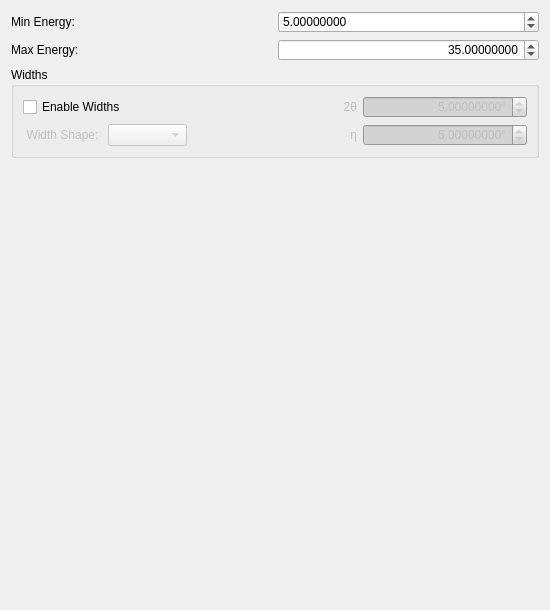
First picture: the form in hexrd/ui/resources/ui/laue_overlay_editor.ui, repository HEXRD/hexrdgui, before the edit.
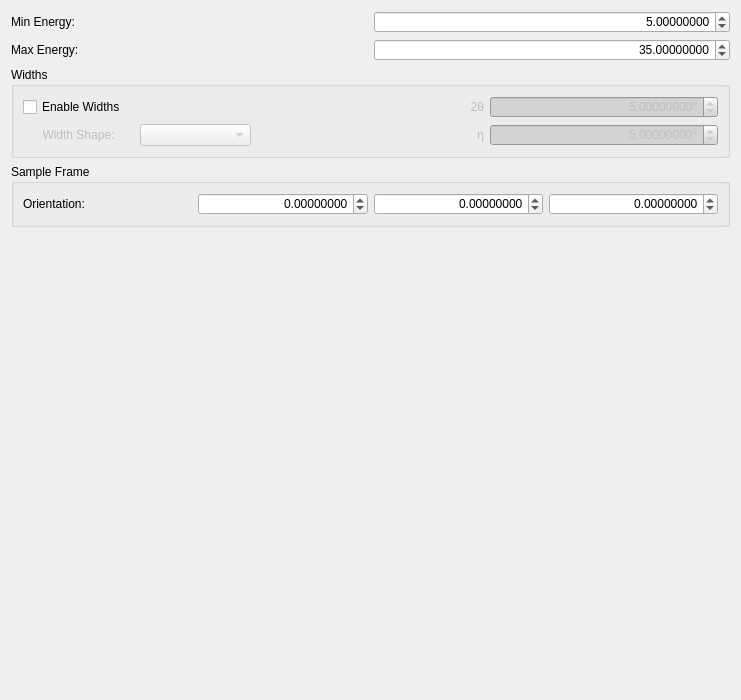
Second picture: the form after the edit. Custom widgets are drawn as their Qt base class.

Commit message:
Add sample frame orientation to laue editor
This corresponds to the rmat_s parameter in hexrd.

```diff
--- a/hexrd/ui/resources/ui/laue_overlay_editor.ui
+++ b/hexrd/ui/resources/ui/laue_overlay_editor.ui
@@ -6,8 +6,8 @@
    <rect>
     <x>0</x>
     <y>0</y>
-    <width>550</width>
-    <height>610</height>
+    <width>741</width>
+    <height>700</height>
    </rect>
   </property>
   <property name="sizePolicy">
@@ -19,7 +19,7 @@
   <property name="minimumSize">
    <size>
     <width>0</width>
-    <height>610</height>
+    <height>700</height>
    </size>
   </property>
   <property name="windowTitle">
@@ -30,7 +30,24 @@
 </string>
   </property>
   <layout class="QGridLayout" name="gridLayout">
-   <item row="5" column="0" colspan="2">
+   <item row="1" column="0">
+    <widget class="QLabel" name="max_energy_label">
+     <property name="text">
+      <string>Max Energy:</string>
+     </property>
+    </widget>
+   </item>
+   <item row="0" column="0">
+    <widget class="QLabel" name="min_energy_label">
+     <property name="text">
+      <string>Min Energy:</string>
+     </property>
+    </widget>
+   </item>
+   <item row="4" column="0" colspan="2">
+    <layout class="QVBoxLayout" name="crystal_editor_layout"/>
+   </item>
+   <item row="6" column="0" colspan="2">
     <spacer name="verticalSpacer">
      <property name="orientation">
       <enum>Qt::Vertical</enum>
@@ -43,23 +60,6 @@
      </property>
     </spacer>
    </item>
-   <item row="4" column="0" colspan="2">
-    <layout class="QVBoxLayout" name="crystal_editor_layout"/>
-   </item>
-   <item row="1" column="0">
-    <widget class="QLabel" name="max_energy_label">
-     <property name="text">
-      <string>Max Energy:</string>
-     </property>
-    </widget>
-   </item>
-   <item row="0" column="0">
-    <widget class="QLabel" name="min_energy_label">
-     <property name="text">
-      <string>Min Energy:</string>
-     </property>
-    </widget>
-   </item>
    <item row="1" column="1">
     <widget class="ScientificDoubleSpinBox" name="max_energy">
      <property name="alignment">
@@ -214,20 +214,68 @@
      </layout>
     </widget>
    </item>
-   <item row="0" column="1">
-    <widget class="ScientificDoubleSpinBox" name="min_energy">
-     <property name="keyboardTracking">
-      <bool>false</bool>
+   <item row="5" column="0" colspan="2">
+    <widget class="QGroupBox" name="sample_frame_group">
+     <property name="title">
+      <string>Sample Frame</string>
      </property>
-     <property name="decimals">
-      <number>8</number>
-     </property>
-     <property name="maximum">
-      <double>100000.000000000000000</double>
-     </property>
-     <property name="value">
-      <double>5.000000000000000</double>
-     </property>
+     <layout class="QHBoxLayout" name="horizontalLayout_2">
+      <item>
+       <widget class="QLabel" name="sample_orientation_label">
+        <property name="text">
+         <string>Orientation:</string>
+        </property>
+       </widget>
+      </item>
+      <item>
+       <widget class="ScientificDoubleSpinBox" name="sample_orientation_0">
+        <property name="alignment">
+         <set>Qt::AlignRight|Qt::AlignTrailing|Qt::AlignVCenter</set>
+        </property>
+        <property name="decimals">
+         <number>8</number>
+        </property>
+        <property name="minimum">
+         <double>-1000000.000000000000000</double>
+        </property>
+        <property name="maximum">
+         <double>1000000.000000000000000</double>
+        </property>
+       </widget>
+      </item>
+      <item>
+       <widget class="ScientificDoubleSpinBox" name="sample_orientation_1">
+        <property name="alignment">
+         <set>Qt::AlignRight|Qt::AlignTrailing|Qt::AlignVCenter</set>
+        </property>
+        <property name="decimals">
+         <number>8</number>
+        </property>
+        <property name="minimum">
+         <double>-1000000.000000000000000</double>
+        </property>
+        <property name="maximum">
+         <double>1000000.000000000000000</double>
+        </property>
+       </widget>
+      </item>
+      <item>
+       <widget class="ScientificDoubleSpinBox" name="sample_orientation_2">
+        <property name="alignment">
+         <set>Qt::AlignRight|Qt::AlignTrailing|Qt::AlignVCenter</set>
+        </property>
+        <property name="decimals">
+         <number>8</number>
+        </property>
+        <property name="minimum">
+         <double>-1000000.000000000000000</double>
+        </property>
+        <property name="maximum">
+         <double>1000000.000000000000000</double>
+        </property>
+       </widget>
+      </item>
+     </layout>
     </widget>
    </item>
   </layout>
```
Left out of the diff: 3 changed lines with no effect on the pictures. The commit also changes 2 other files.
